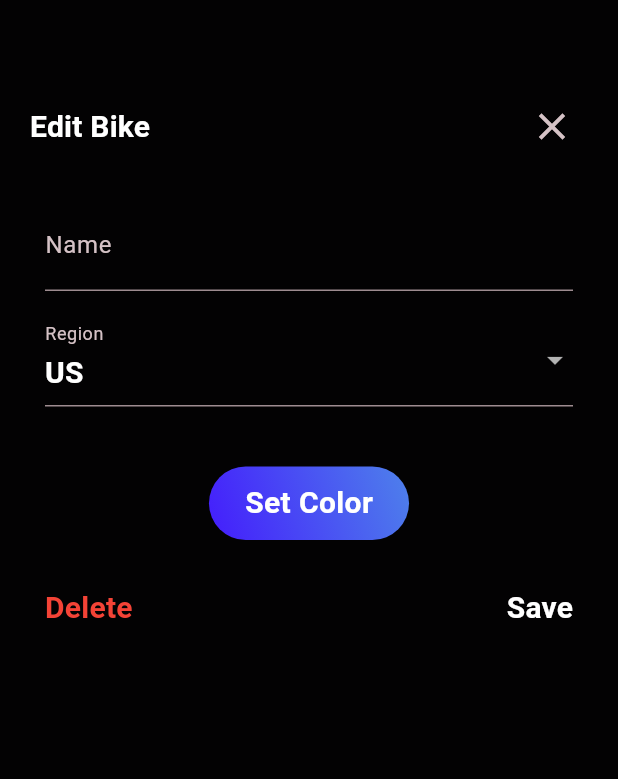
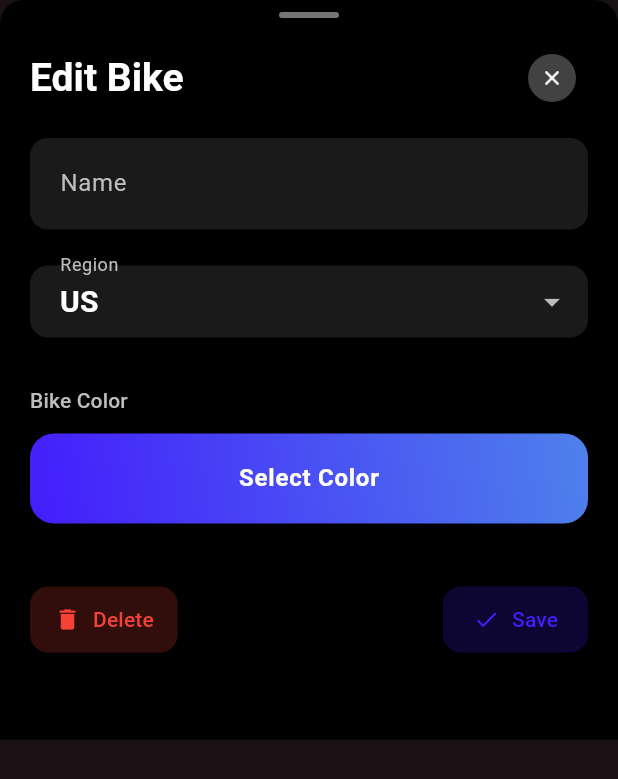
Before and after one commit to blopker/superduper, a Flutter app: the BikeSettingsWidget widget shown alone on an empty page, opened directly with empty values, on a phone screen of 412 x 824 dp. Shown: the top 779 px of the screen. Run offline on Flutter 3.47's test engine with Material 3 defaults, Android fonts, the phone set to English and light mode, and no system bars; drawn by our look-alikes of flutter_form_builder; our stand-ins replace device_info_plus, flutter_blue_plus, flutter_markdown, flutter_riverpod, form_builder_validators, freezed_annotation and 2 more; missing offline and left inert: flutter_foreground_task, unique_name_generator; generated files the repository leaves out were written again; statements that could not run were skipped.

Commit message:
Edit page update

```diff
--- a/lib/edit_bike.dart
+++ b/lib/edit_bike.dart
@@ -8,6 +8,7 @@ import 'package:superduper/colors.dart';
 show(BuildContext context, BikeState bike) {
   showModalBottomSheet<void>(
       isScrollControlled: true,
+      backgroundColor: Colors.transparent,
       context: context,
       builder: (BuildContext context) {
         return BikeSettingsWidget(bike: bike);
@@ -26,39 +27,61 @@ class BikeSettingsWidgetState extends ConsumerState<BikeSettingsWidget> {
   @override
   Widget build(BuildContext context) {
     return Container(
-      color: Colors.black87,
+      decoration: const BoxDecoration(
+        color: Colors.black,
+        borderRadius: BorderRadius.only(
+          topLeft: Radius.circular(16),
+          topRight: Radius.circular(16),
+        ),
+      ),
+      child: SafeArea(
         child: Padding(
-        padding: const EdgeInsets.all(20.0),
+          padding: const EdgeInsets.symmetric(horizontal: 20.0),
           child: Column(
+            mainAxisSize: MainAxisSize.min,
             children: <Widget>[
-            const SizedBox(
-              height: 40,
+              // Modal draggable indicator
+              Container(
+                margin: const EdgeInsets.only(top: 8, bottom: 16),
+                width: 40,
+                height: 4,
+                decoration: BoxDecoration(
+                  color: Colors.grey[600],
+                  borderRadius: BorderRadius.circular(2),
+                ),
               ),
               Row(
                 children: [
                   Text(
                     'Edit Bike',
-                  style: Theme.of(context)
-                      .textTheme
-                      .titleMedium!
-                      .copyWith(color: Colors.white),
+                    style: Theme.of(context).textTheme.titleLarge!.copyWith(
+                          fontWeight: FontWeight.bold,
+                        ),
                   ),
                   const Spacer(),
                   IconButton(
                     onPressed: () {
                       Navigator.pop(context);
                     },
-                    icon: const Icon(
+                    icon: Container(
+                      padding: const EdgeInsets.all(8),
+                      decoration: BoxDecoration(
+                        color: Colors.grey[800],
+                        borderRadius: BorderRadius.circular(50),
+                      ),
+                      child: const Icon(
                         Icons.close,
-                      size: 30,
-                    ))
+                        size: 16,
+                        color: Colors.white,
+                      ),
+                    ),
+                  )
                 ],
               ),
               CompleteForm(bike: widget.bike),
-            const SizedBox(
-              height: 20,
+              const SizedBox(height: 40),
+            ],
           ),
-          ],
         ),
       ),
     );
@@ -93,6 +116,7 @@ class _CompleteFormState extends ConsumerState<CompleteForm> {
       barrierDismissible: false, // user must tap button!
       builder: (BuildContext context) {
         return AlertDialog(
+          backgroundColor: Colors.grey[900],
           title: const Text('Delete Bike'),
           content: SingleChildScrollView(
             child: ListBody(
@@ -108,7 +132,7 @@ class _CompleteFormState extends ConsumerState<CompleteForm> {
           ),
           actions: <Widget>[
             TextButton(
-              child: const Text('Delete'),
+              child: const Text('Delete', style: TextStyle(color: Colors.red)),
               onPressed: () {
                 Navigator.of(context).pop(true);
               },
@@ -130,38 +154,60 @@ class _CompleteFormState extends ConsumerState<CompleteForm> {
     var bikeNotifier = ref.watch(bikeProvider(widget.bike.id).notifier);
     final colors = getColorList();
     return Padding(
-      padding: const EdgeInsets.all(10),
+      padding: const EdgeInsets.symmetric(vertical: 16),
       child: Column(
+        crossAxisAlignment: CrossAxisAlignment.stretch,
         children: <Widget>[
           FormBuilder(
             key: _formKey,
             onChanged: () {
               _formKey.currentState!.save();
-              debugPrint(_formKey.currentState!.value.toString());
             },
-            autovalidateMode: AutovalidateMode.disabled,
+            autovalidateMode: AutovalidateMode.onUserInteraction,
             initialValue: {
               'name': widget.bike.name,
               'region': widget.bike.region,
               'color': widget.bike.color,
             },
             child: Column(
+              crossAxisAlignment: CrossAxisAlignment.start,
               children: <Widget>[
-                const SizedBox(height: 15),
+                // Name field
                 FormBuilderTextField(
                   name: 'name',
                   style: Theme.of(context).textTheme.bodyMedium,
-                  decoration: const InputDecoration(labelText: 'Name'),
+                  decoration: InputDecoration(
+                    labelText: 'Name',
+                    labelStyle: TextStyle(color: Colors.grey[400]),
+                    filled: true,
+                    fillColor: Colors.grey[800]!.withAlpha(100),
+                    border: OutlineInputBorder(
+                      borderRadius: BorderRadius.circular(12),
+                      borderSide: BorderSide.none,
+                    ),
+                    contentPadding: const EdgeInsets.symmetric(horizontal: 16, vertical: 16),
+                  ),
                   validator: FormBuilderValidators.compose([
                     FormBuilderValidators.required(),
                   ]),
                   textInputAction: TextInputAction.next,
                 ),
-                const SizedBox(height: 15),
+
+                const SizedBox(height: 24),
+
+                // Region dropdown
                 FormBuilderDropdown<BikeRegion>(
                   name: 'region',
-                  decoration: const InputDecoration(
+                  decoration: InputDecoration(
                     labelText: 'Region',
+                    labelStyle: TextStyle(color: Colors.grey[400]),
+                    filled: true,
+                    fillColor: Colors.grey[800]!.withAlpha(100),
+                    border: OutlineInputBorder(
+                      borderRadius: BorderRadius.circular(12),
+                      borderSide: BorderSide.none,
+                    ),
+                    contentPadding: const EdgeInsets.symmetric(horizontal: 16, vertical: 4),
                   ),
                   validator: FormBuilderValidators.compose(
                       [FormBuilderValidators.required()]),
@@ -172,7 +218,20 @@ class _CompleteFormState extends ConsumerState<CompleteForm> {
                           ))
                       .toList(),
                 ),
-                const SizedBox(height: 40),
+
+                const SizedBox(height: 32),
+
+                // Color section
+                Text(
+                  'Bike Color',
+                  style: Theme.of(context).textTheme.titleSmall!.copyWith(
+                    color: Colors.grey[400],
+                  ),
+                ),
+
+                const SizedBox(height: 12),
+
+                // Color picker button
                 InkWell(
                   onTap: () async {
                     var colorIndex =
@@ -182,8 +241,9 @@ class _CompleteFormState extends ConsumerState<CompleteForm> {
                     });
                   },
                   child: Container(
+                    height: 60,
                     decoration: BoxDecoration(
-                      borderRadius: BorderRadius.circular(26),
+                      borderRadius: BorderRadius.circular(16),
                       gradient: LinearGradient(
                         colors: [
                           Color(colors[_selectedColorIndex].start),
@@ -193,12 +253,13 @@ class _CompleteFormState extends ConsumerState<CompleteForm> {
                         end: Alignment.topRight,
                       ),
                     ),
-                    child: Padding(
-                      padding: const EdgeInsets.only(
-                          left: 24, top: 10, bottom: 10, right: 24),
+                    child: Center(
                       child: Text(
-                        'Set Color',
-                        style: Theme.of(context).textTheme.bodyMedium,
+                        'Select Color',
+                        style: Theme.of(context).textTheme.bodyLarge?.copyWith(
+                          fontWeight: FontWeight.bold,
+                          color: Colors.white,
+                        ),
                       ),
                     ),
                   ),
@@ -206,21 +267,16 @@ class _CompleteFormState extends ConsumerState<CompleteForm> {
               ],
             ),
           ),
-          const SizedBox(
-            height: 30,
-          ),
+
+          const SizedBox(height: 40),
+
+          // Action buttons
           Row(
+            mainAxisAlignment: MainAxisAlignment.spaceBetween,
             children: [
-              Expanded(
-                child: InkWell(
-                  child: Text(
-                    'Delete',
-                    style: Theme.of(context)
-                        .textTheme
-                        .titleMedium!
-                        .copyWith(color: Colors.red),
-                  ),
-                  onTap: () async {
+              // Delete button
+              ElevatedButton.icon(
+                onPressed: () async {
                   if (await _showMyDialog() ?? false) {
                     bikeNotifier.deleteStateData(widget.bike);
                     if (context.mounted) {
@@ -228,16 +284,20 @@ class _CompleteFormState extends ConsumerState<CompleteForm> {
                     }
                   }
                 },
+                icon: const Icon(Icons.delete, size: 18),
+                label: const Text('Delete'),
+                style: ElevatedButton.styleFrom(
+                  backgroundColor: Colors.red.withAlpha(51), // 0.2 opacity
+                  foregroundColor: Colors.red,
+                  padding: const EdgeInsets.symmetric(horizontal: 16, vertical: 12),
+                  shape: RoundedRectangleBorder(borderRadius: BorderRadius.circular(12)),
                 ),
               ),
-              InkWell(
-                child: Text(
-                  'Save',
-                  style: Theme.of(context).textTheme.titleMedium,
-                ),
-                onTap: () {
+
+              // Save button
+              ElevatedButton.icon(
+                onPressed: () {
                   if (_formKey.currentState?.saveAndValidate() ?? false) {
-                    debugPrint(_formKey.currentState?.value.toString());
                     bikeNotifier.writeStateData(
                         widget.bike.copyWith(
                             name: _formKey.currentState?.value['name'],
@@ -245,11 +305,16 @@ class _CompleteFormState extends ConsumerState<CompleteForm> {
                             region: _formKey.currentState?.value['region']),
                         saveToBike: false);
                     Navigator.pop(context);
-                  } else {
-                    debugPrint(_formKey.currentState?.value.toString());
-                    debugPrint('validation failed');
                   }
                 },
+                icon: const Icon(Icons.check, size: 18),
+                label: const Text('Save'),
+                style: ElevatedButton.styleFrom(
+                  backgroundColor: const Color(0xff441DFC).withAlpha(51),
+                  foregroundColor: const Color(0xff441DFC),
+                  padding: const EdgeInsets.symmetric(horizontal: 20, vertical: 12),
+                  shape: RoundedRectangleBorder(borderRadius: BorderRadius.circular(12)),
+                ),
               ),
             ],
           ),
@@ -263,15 +328,63 @@ Future<int> _showColorPicker(BuildContext context, int currentIndex) async {
   final colors = getColorList();
   final answer = await showModalBottomSheet<int>(
     context: context,
+    backgroundColor: Colors.black,
+    shape: const RoundedRectangleBorder(
+      borderRadius: BorderRadius.vertical(top: Radius.circular(16)),
+    ),
     builder: (BuildContext context) {
-      return ListView.builder(
+      return Column(
+        crossAxisAlignment: CrossAxisAlignment.start,
+        mainAxisSize: MainAxisSize.min,
+        children: [
+          // Modal draggable indicator
+          Center(
+            child: Container(
+              margin: const EdgeInsets.only(top: 8, bottom: 16),
+              width: 40,
+              height: 4,
+              decoration: BoxDecoration(
+                color: Colors.grey[600],
+                borderRadius: BorderRadius.circular(2),
+              ),
+            ),
+          ),
+
+          // Header
+          Padding(
+            padding: const EdgeInsets.fromLTRB(16, 0, 16, 16),
+            child: Text(
+              'Select Bike Color',
+              style: Theme.of(context).textTheme.titleMedium?.copyWith(
+                fontWeight: FontWeight.bold,
+              ),
+            ),
+          ),
+
+          // Color grid
+          Expanded(
+            child: Padding(
+              padding: const EdgeInsets.symmetric(horizontal: 8),
+              child: GridView.builder(
+                padding: const EdgeInsets.only(bottom: 16),
+                gridDelegate: const SliverGridDelegateWithFixedCrossAxisCount(
+                  crossAxisCount: 3,
+                  childAspectRatio: 1.5,
+                  crossAxisSpacing: 10,
+                  mainAxisSpacing: 10,
+                ),
                 itemCount: colors.length,
                 itemBuilder: (BuildContext context, int index) {
-          return ListTile(
-            title: Container(
-              height: 50,
+                  return Material(
+                    color: Colors.transparent,
+                    child: InkWell(
+                      borderRadius: BorderRadius.circular(16),
+                      onTap: () {
+                        Navigator.pop(context, index);
+                      },
+                      child: Container(
                         decoration: BoxDecoration(
-                borderRadius: BorderRadius.circular(26),
+                          borderRadius: BorderRadius.circular(16),
                           gradient: LinearGradient(
                             colors: [
                               Color(colors[index].start),
@@ -280,13 +393,32 @@ Future<int> _showColorPicker(BuildContext context, int currentIndex) async {
                             begin: Alignment.bottomLeft,
                             end: Alignment.topRight,
                           ),
+                          boxShadow: [
+                            if (index == currentIndex)
+                              BoxShadow(
+                                color: Colors.white.withAlpha(60),
+                                blurRadius: 4,
+                                spreadRadius: 2,
+                              ),
+                          ],
+                        ),
+                        child: index == currentIndex
+                            ? const Center(
+                                child: Icon(
+                                  Icons.check_circle,
+                                  color: Colors.white,
+                                  size: 28,
+                                ),
+                              )
+                            : null,
                       ),
                     ),
-            onTap: () {
-              Navigator.pop(context, index); // return the color index
-            },
                   );
                 },
+              ),
+            ),
+          ),
+        ],
       );
     },
   );
```
Lines whose indentation alone changed are shown as unchanged.
